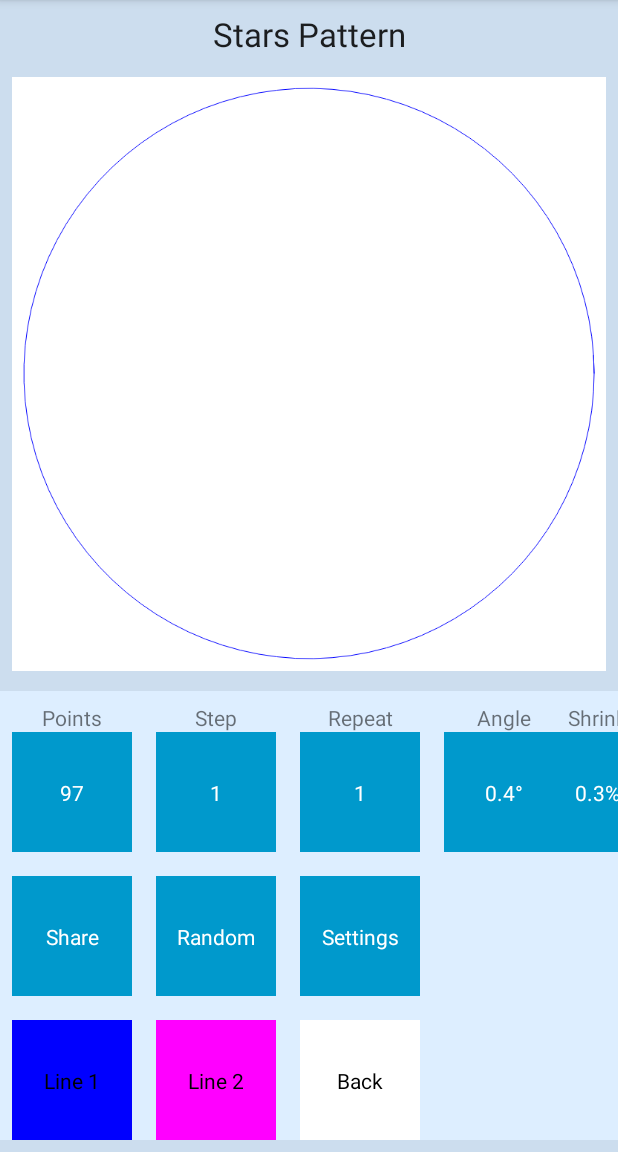
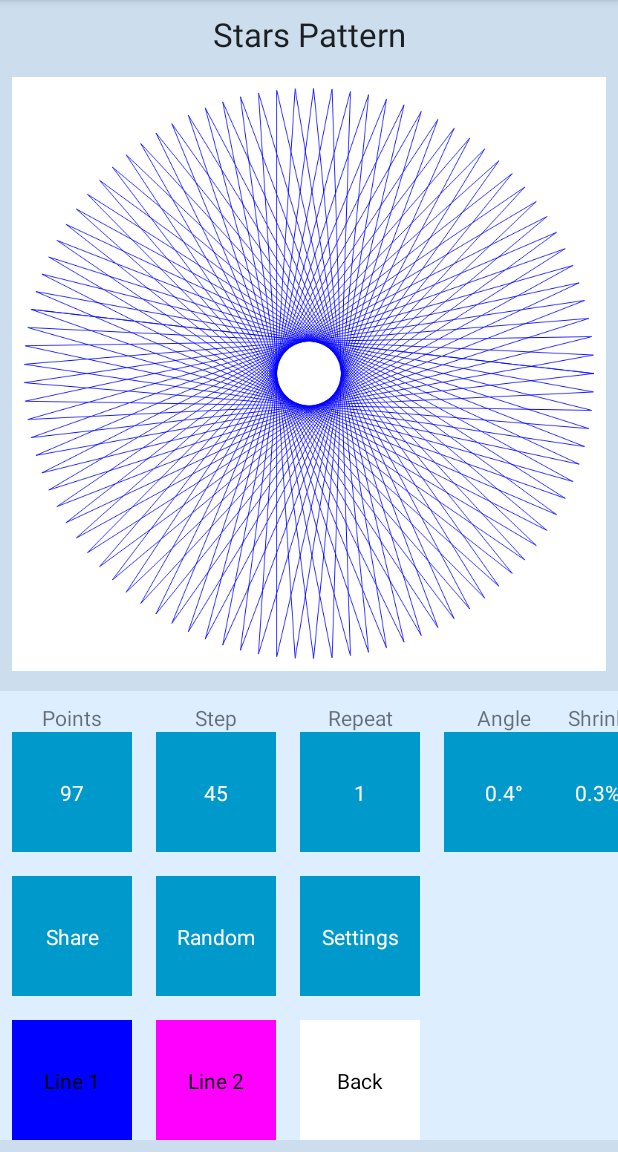
Before and after one commit to EddAardvark/android_app_1, an Android app: the StarsPatternActivity screen opened directly, with no data from a screen before it, after a tap on "Random", on a phone screen of 412 x 824 dp, the part 84-1236 px from its top. Run offline under Robolectric (Android 15) with nearby library versions, the phone set to English and light mode, and no system bars.

Commit message:
Added tab specific captions to the manage star parameters dialog

```diff
--- a/app/src/main/java/com/activities/StarsPatternActivity.java
+++ b/app/src/main/java/com/activities/StarsPatternActivity.java
@@ -105,6 +105,8 @@ public class StarsPatternActivity extends AppCompatActivity implements GetIntege
         if (params != null) {
             m_params.fromBundle (params);
         }
+        setColours();
+        showSettings ();
         Draw();
     }
 
@@ -291,7 +293,7 @@ public class StarsPatternActivity extends AppCompatActivity implements GetIntege
                     onClickShrink ();
                     break;
                 case R.id.layout_random:
-                    m_params.Randomise ();
+                    m_params.Randomise (m_settings);
                     Draw();
                     break;
                 case R.id.layout_settings:
--- a/app/src/main/java/com/patterns/StarParameters.java
+++ b/app/src/main/java/com/patterns/StarParameters.java
@@ -78,21 +78,51 @@ public class StarParameters {
         m_bmp = Bitmap.createBitmap(m_width, m_height, Bitmap.Config.RGB_565);
     }
 
-    public void Randomise ()
+    public void Randomise(StarSettings settings)
     {
         Random rand = new Random();
-        int n2_range = m_n1/2 - 1;
 
-        m_n1 = rand.nextInt(98) + 3;
-        m_n2 = (n2_range > 0) ? rand.nextInt(n2_range) + 1 : 1;
+        if (settings.m_randomise_num_points) {
+            m_n1 = rand.nextInt(98) + 3;
+        }
 
-        int hcf = MyMath.hcf (m_n1, m_n2);
+        if (settings.m_randomise_point_step)
+        {
+            m_n2 = rand.nextInt(m_n1-1) + 1;
+        }
 
-        if (hcf > 1)
+        if (settings.m_randomise_num_points || settings.m_randomise_point_step) {
+
+            int hcf = MyMath.hcf(m_n1, m_n2);
+
+            if (hcf > 1) {
+                m_n1 /= hcf;
+                m_n2 /= hcf;
+            }
+        }
+
+        if (settings.m_randomise_angles)
         {
-            m_n1 /= hcf;
-            m_n2 /= hcf;
+            m_angle_idx = rand.nextInt(m_angles.length);
         }
+
+        if (settings.m_randomise_shrinkage)
+        {
+            m_shrink_idx = rand.nextInt(m_shrink_pc.length);
+        }
+
+        if (settings.m_randomise_backround_colours)
+        {
+            m_background = ColourHelpers.random_solid_colour ();
+        }
+
+        if (settings.m_randomise_forground_colours)
+        {
+            m_first_line = ColourHelpers.random_solid_colour ();
+            m_last_line = ColourHelpers.random_solid_colour ();
+        }
+
+        settings.randomise_colour_mode();
     }
 
     public Bitmap bitmap ()
--- a/app/src/main/java/com/patterns/StarSettings.java
+++ b/app/src/main/java/com/patterns/StarSettings.java
@@ -7,6 +7,7 @@ import com.dialogs.ManageStarSettings;
 import com.example.tutorialapp.R;
 
 import java.io.Serializable;
+import java.util.Random;
 
 public class StarSettings {
 
@@ -25,6 +26,9 @@ public class StarSettings {
     {
         INWARDS, AROUND, BOTH, ALTERNATE
     }
+    ColouringMode cmodes [] = {ColouringMode.INWARDS, ColouringMode.AROUND, ColouringMode.BOTH, ColouringMode.ALTERNATE};
+
+
 
     // Pattern
 
@@ -82,4 +86,17 @@ public class StarSettings {
          m_randomise_backround_colours = b.getBoolean(KEY_RANDOMISE_BACKROUND_COLOURS, m_randomise_backround_colours);
          m_randomise_colour_mode = b.getBoolean(KEY_RANDOMISE_COLOUR_MODE, m_randomise_colour_mode);
     }
+
+    /**
+     * Choose a random colouring mode
+     */
+    public void randomise_colour_mode() {
+        if (m_randomise_colour_mode){
+            Random rand = new Random();
+            int idx = rand.nextInt(cmodes.length);
+
+            m_colouring_mode = cmodes[idx];
+        }
+    }
+
 }
--- a/app/src/main/res/layout/star_settings_dialog.xml
+++ b/app/src/main/res/layout/star_settings_dialog.xml
@@ -20,7 +20,7 @@
         app:layout_constraintTop_toTopOf="parent" />
 
     <TextView
-        android:id="@+id/textView7"
+        android:id="@+id/star_settings_caption"
         android:layout_width="0dp"
         android:layout_height="wrap_content"
         android:layout_marginStart="8dp"
@@ -28,7 +28,7 @@
         android:layout_marginTop="8dp"
         android:layout_marginEnd="8dp"
         android:layout_marginRight="8dp"
-        android:text="@string/star_settings_description"
+        android:text="text goes here"
         app:layout_constraintEnd_toEndOf="parent"
         app:layout_constraintStart_toStartOf="parent"
         app:layout_constraintTop_toBottomOf="@+id/textView6" />
@@ -64,7 +64,7 @@
         android:layout_height="wrap_content"
         android:layout_marginTop="8dp"
         app:layout_constraintBottom_toTopOf="@+id/star_settings_tabs"
-        app:layout_constraintTop_toBottomOf="@+id/textView7"
+        app:layout_constraintTop_toBottomOf="@+id/star_settings_caption"
         tools:layout_editor_absoluteX="0dp" />
 
     <Button
--- a/app/src/main/res/values/strings.xml
+++ b/app/src/main/res/values/strings.xml
@@ -79,4 +79,7 @@
     <string name="alternate_colour_description">Colours alternate around the star</string>
     <string name="stars_image_text">This is where the stars are drawn</string>
     <string name="star_applet_button">Click here to enter the star drawing screen</string>
+    <string name="star_params_caption">Here you can set aspects of how the pattern is drawn.</string>
+    <string name="star_randomiser_caption">Here you can set which attributes of the pattern can be changed by the randomiser.</string>
+    <string name="star_animation_caption">Here you can set the parameters used for animation</string>
 </resources>
```
Also changed, not shown: app/src/main/java/com/dialogs/ManageStarSettings.java (+15 -0 lines), app/src/main/java/com/misc/ColourHelpers.java (+23 -2 lines).
